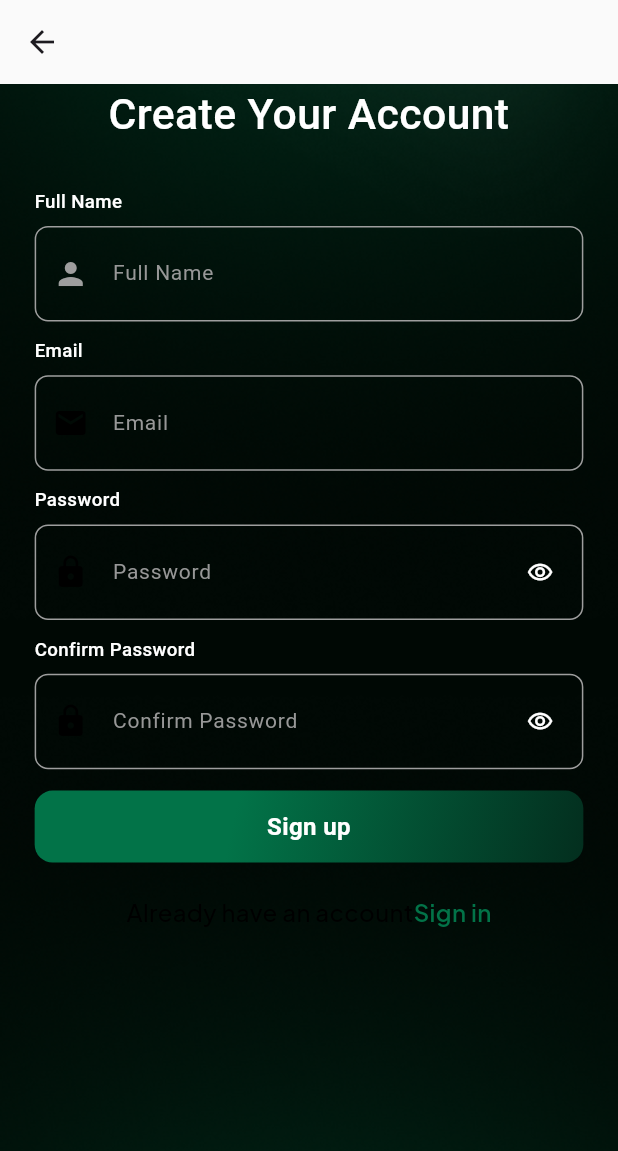
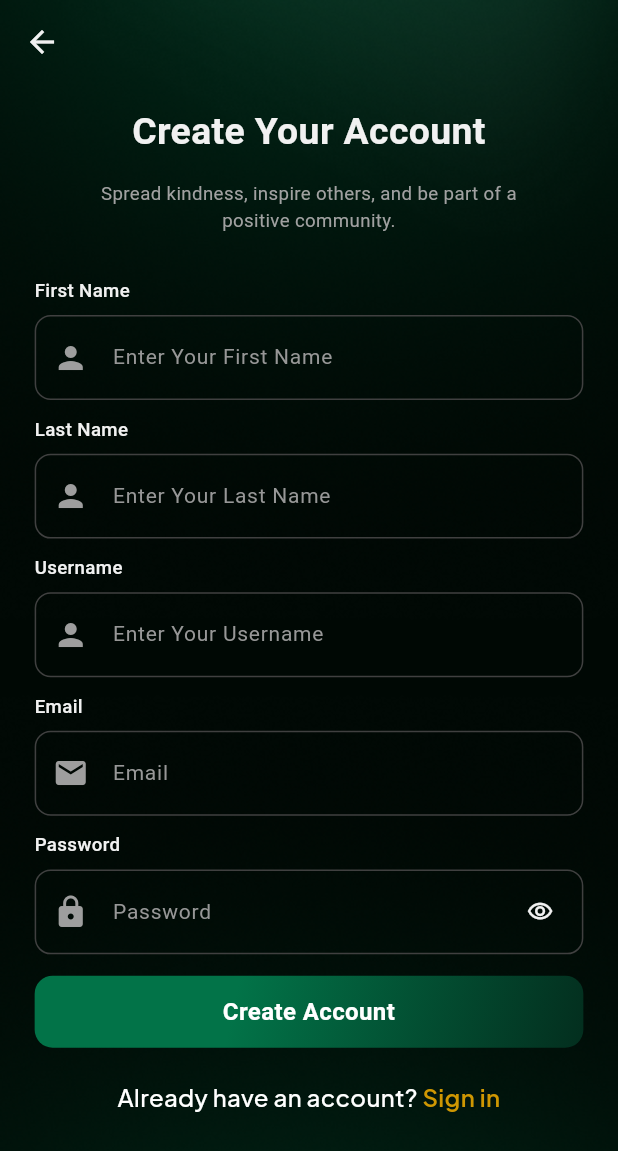
Before and after one commit to mehdisparktech/miraa_social_messaging, a Flutter app: the SignUpScreen screen opened by its route, on a phone screen of 412 x 824 dp. Shown: the top 1151 px of the screen. Run offline on Flutter 3.47's test engine with Material 3 defaults, Android fonts, the phone set to English and light mode, and no system bars; our stand-ins replace cached_network_image, dio, flutter_dotenv, flutter_html, flutter_local_notifications, flutter_screenutil and 10 more; accounts and stored records are empty; network calls fail.

Commit message:
auth screen

```diff
--- a/lib/component/text/common_text.dart
+++ b/lib/component/text/common_text.dart
@@ -16,7 +16,7 @@ class CommonText extends StatelessWidget {
     this.bottom = 0,
     this.fontSize = 14,
     this.fontWeight = FontWeight.w500,
-    this.color = AppColors.white,
+    this.color = AppColors.textColor,
     required this.text,
     this.style,
     this.overflow = TextOverflow.ellipsis,
--- a/lib/component/text_field/common_text_field.dart
+++ b/lib/component/text_field/common_text_field.dart
@@ -21,14 +21,14 @@ class CommonTextField extends StatelessWidget {
     this.validator,
     this.prefixText,
     this.paddingHorizontal = 16,
-    this.paddingVertical = 24,
-    this.borderRadius = 10,
+    this.paddingVertical = 20,
+    this.borderRadius = 12,
     this.inputFormatters,
     this.fillColor = AppColors.transparent,
     this.hintTextColor = AppColors.textFiledColor,
     this.labelTextColor = AppColors.textFiledColor,
-    this.textColor = AppColors.white,
-    this.borderColor = Colors.grey,
+    this.textColor = AppColors.textColor,
+    this.borderColor = AppColors.borderColor,
     this.onSubmitted,
     this.onTap,
     this.suffixIcon,
--- a/lib/config/theme/light_theme.dart
+++ b/lib/config/theme/light_theme.dart
@@ -5,7 +5,8 @@ import '../../utils/constants/app_colors.dart';
 ThemeData themeData = ThemeData(
   scaffoldBackgroundColor: AppColors.background,
   appBarTheme: const AppBarTheme(
-    backgroundColor: AppColors.background,
+    backgroundColor: AppColors.transparent,
     centerTitle: true,
+    iconTheme: IconThemeData(color: AppColors.textColor),
   ),
 );
--- a/lib/features/auth/sign up/presentation/controller/sign_up_controller.dart
+++ b/lib/features/auth/sign up/presentation/controller/sign_up_controller.dart
@@ -38,6 +38,12 @@ class SignUpController extends GetxController {
 
   TextEditingController nameController = TextEditingController(
     text: kDebugMode ? "Namimul Hassan" : "",
+  );
+  TextEditingController lastNameController = TextEditingController(
+    text: kDebugMode ? "Hassan" : "",
+  );
+  TextEditingController usernameController = TextEditingController(
+    text: kDebugMode ? "namimul" : "",
   );
   TextEditingController emailController = TextEditingController(
     text: kDebugMode ? "developernaimul00@gmail.com" : '',
@@ -122,7 +128,7 @@ class SignUpController extends GetxController {
   }
 
   Future<void> verifyOtpRepo() async {
-    Get.toNamed(AppRoutes.signIn);
+    Get.offAllNamed(AppRoutes.signIn);
     return;
 
     isLoadingVerify = true;
--- a/lib/features/auth/sign up/presentation/screen/sign_up_screen.dart
+++ b/lib/features/auth/sign up/presentation/screen/sign_up_screen.dart
@@ -1,11 +1,11 @@
 import 'package:flutter/material.dart';
+import 'package:miraa_social_messaging/utils/constants/app_colors.dart';
 import '../../../../../../../utils/extensions/extension.dart';
 import 'package:flutter_screenutil/flutter_screenutil.dart';
 import 'package:get/get.dart';
 import '../../../../../component/button/common_button.dart';
 import '../../../../../component/text/common_text.dart';
 import '../controller/sign_up_controller.dart';
-import '../../../../../../../utils/constants/app_string.dart';
 import '../widget/already_accunt_rich_text.dart';
 import '../widget/sign_up_all_filed.dart';
 
@@ -28,11 +28,24 @@ class SignUpScreen extends StatelessWidget {
               child: Column(
                 children: [
                   /// Sign UP Instructions here
-                  const CommonText(
-                    text: AppString.createYourAccount,
-                    fontSize: 32,
+                  CommonText(
+                    text: "Create Your Account",
+                    fontSize: 28,
+                    top: 16,
+                    fontWeight: FontWeight.w700,
+                  ).center,
+                  CommonText(
+                    text:
+                        "Spread kindness, inspire others, and be part of a positive community.",
+                    fontSize: 14,
                     bottom: 20,
-                  ),
+                    top: 16,
+                    maxLines: 2,
+                    left: 40,
+                    right: 40,
+                    color: AppColors.secondaryTextColor,
+                    fontWeight: FontWeight.w400,
+                  ).center,
 
                   /// All Text Filed here
                   SignUpAllField(controller: controller),
@@ -41,7 +54,7 @@ class SignUpScreen extends StatelessWidget {
 
                   /// Submit Button Here
                   CommonButton(
-                    titleText: AppString.signUp,
+                    titleText: "Create Account",
                     isLoading: controller.isLoading,
                     onTap: controller.signUpUser,
                   ),
--- a/lib/features/auth/sign up/presentation/widget/already_accunt_rich_text.dart
+++ b/lib/features/auth/sign up/presentation/widget/already_accunt_rich_text.dart
@@ -20,7 +20,7 @@ class AlreadyAccountRichText extends StatelessWidget {
           TextSpan(
             text: AppString.alreadyHaveAccount,
             style: GoogleFonts.plusJakartaSans(
-              color: AppColors.black,
+              color: AppColors.white,
               fontSize: 16,
               fontWeight: FontWeight.w500,
             ),
@@ -29,13 +29,12 @@ class AlreadyAccountRichText extends StatelessWidget {
           /// Sign In Button Here
           TextSpan(
             text: AppString.signIn,
-            recognizer:
-                TapGestureRecognizer()
-                  ..onTap = () {
-                    Get.toNamed(AppRoutes.signIn);
-                  },
+            recognizer: TapGestureRecognizer()
+              ..onTap = () {
+                Get.toNamed(AppRoutes.signIn);
+              },
             style: GoogleFonts.plusJakartaSans(
-              color: AppColors.primaryColor,
+              color: AppColors.yellow,
               fontSize: 16,
               fontWeight: FontWeight.w600,
             ),
--- a/lib/features/auth/sign up/presentation/widget/sign_up_all_filed.dart
+++ b/lib/features/auth/sign up/presentation/widget/sign_up_all_filed.dart
@@ -4,8 +4,6 @@ import '../../../../../../utils/constants/app_string.dart';
 import '../../../../../component/text/common_text.dart';
 import '../../../../../component/text_field/common_text_field.dart';
 import '../controller/sign_up_controller.dart';
-import '../../../../../../utils/constants/app_colors.dart';
-
 
 class SignUpAllField extends StatelessWidget {
   const SignUpAllField({super.key, required this.controller});
@@ -18,11 +16,25 @@ class SignUpAllField extends StatelessWidget {
       crossAxisAlignment: CrossAxisAlignment.start,
       children: [
         /// User Name here
-        const CommonText(text: AppString.fullName, bottom: 8, top: 12),
+        const CommonText(text: "First Name", bottom: 8, top: 12),
         CommonTextField(
           prefixIcon: const Icon(Icons.person),
-          hintText: AppString.fullName,
+          hintText: "Enter Your First Name",
           controller: controller.nameController,
+          validator: OtherHelper.validator,
+        ),
+        const CommonText(text: "Last Name", bottom: 8, top: 12),
+        CommonTextField(
+          prefixIcon: const Icon(Icons.person),
+          hintText: "Enter Your Last Name",
+          controller: controller.lastNameController,
+          validator: OtherHelper.validator,
+        ),
+        const CommonText(text: "Username", bottom: 8, top: 12),
+        CommonTextField(
+          prefixIcon: const Icon(Icons.person),
+          hintText: "Enter Your Username",
+          controller: controller.usernameController,
           validator: OtherHelper.validator,
         ),
 
@@ -30,7 +42,7 @@ class SignUpAllField extends StatelessWidget {
         const CommonText(text: AppString.email, bottom: 8, top: 12),
         CommonTextField(
           controller: controller.emailController,
-          prefixIcon: const Icon(Icons.mail, color: AppColors.black),
+          prefixIcon: const Icon(Icons.mail),
           hintText: AppString.email,
           validator: OtherHelper.emailValidator,
         ),
@@ -39,24 +51,10 @@ class SignUpAllField extends StatelessWidget {
         const CommonText(text: AppString.password, bottom: 8, top: 12),
         CommonTextField(
           controller: controller.passwordController,
-          prefixIcon: const Icon(Icons.lock, color: AppColors.black),
+          prefixIcon: const Icon(Icons.lock),
           isPassword: true,
           hintText: AppString.password,
           validator: OtherHelper.passwordValidator,
-        ),
-
-        /// User Confirm Password here
-        const CommonText(text: AppString.confirmPassword, bottom: 8, top: 12),
-        CommonTextField(
-          controller: controller.confirmPasswordController,
-          prefixIcon: const Icon(Icons.lock, color: AppColors.black),
-          isPassword: true,
-          hintText: AppString.confirmPassword,
-          validator:
-              (value) => OtherHelper.confirmPasswordValidator(
-                value,
-                controller.passwordController,
-              ),
         ),
       ],
     );
--- a/lib/features/onboarding_screen/onboarding_screen.dart
+++ b/lib/features/onboarding_screen/onboarding_screen.dart
@@ -60,7 +60,6 @@ class _OnboardingScreenState extends State<OnboardingScreen> {
   @override
   Widget build(BuildContext context) {
     return Scaffold(
-      backgroundColor: const Color(0xFF0A2A1B), // Dark green background
       body: SafeArea(
         child: Column(
           children: [
--- a/lib/utils/constants/app_colors.dart
+++ b/lib/utils/constants/app_colors.dart
@@ -6,6 +6,9 @@ class AppColors {
   static const Color background = Color(0xFFFAFAFA);
   static const Color yellow = Color(0xFFCF9702);
   static const Color body = Color(0xFFBDBDBD);
+  static const Color borderColor = Color(0xFF404040);
+  static const Color textColor = Color(0xFFF1F1F1);
+  static const Color secondaryTextColor = Color(0xFFA1A1A1);
 
   static const Color transparent = Colors.transparent;
   static const Color white = Colors.white;
--- a/lib/utils/constants/app_string.dart
+++ b/lib/utils/constants/app_string.dart
@@ -39,7 +39,7 @@ class AppString {
   static const String signIn = "Sign in";
   static const String doNotHaveAccount = "Don’t have an account? ";
   static const String signUp = "Sign up";
-  static const String alreadyHaveAccount = "Already have an account";
+  static const String alreadyHaveAccount = "Already have an account? ";
   static const String fullName = "Full Name";
   static const String createYourAccount = "Create Your Account";
   static const String otpVerify = "OTP Verify";
@@ -72,4 +72,7 @@ class AppString {
   static const String startServer = "Please, start the Server";
   static const String unknownError = "Unknown Error";
   static const String welcomeBack = "Welcome Back";
+  static const String username = "Username";
+  static const String enterYourEmailToResetPassword =
+      "Enter your email to reset password";
 }
```
Also changed, not shown: lib/features/auth/forgot password/presentation/screen/create_password.dart (+30 -39 lines), lib/features/auth/forgot password/presentation/screen/forgot_password.dart (+26 -7 lines), lib/features/auth/forgot password/presentation/screen/verify_screen.dart (+60 -32 lines), lib/features/auth/sign in/presentation/screen/sign_in_screen.dart (+7 -7 lines), lib/features/auth/sign up/presentation/screen/verify_user.dart (+56 -26 lines).
